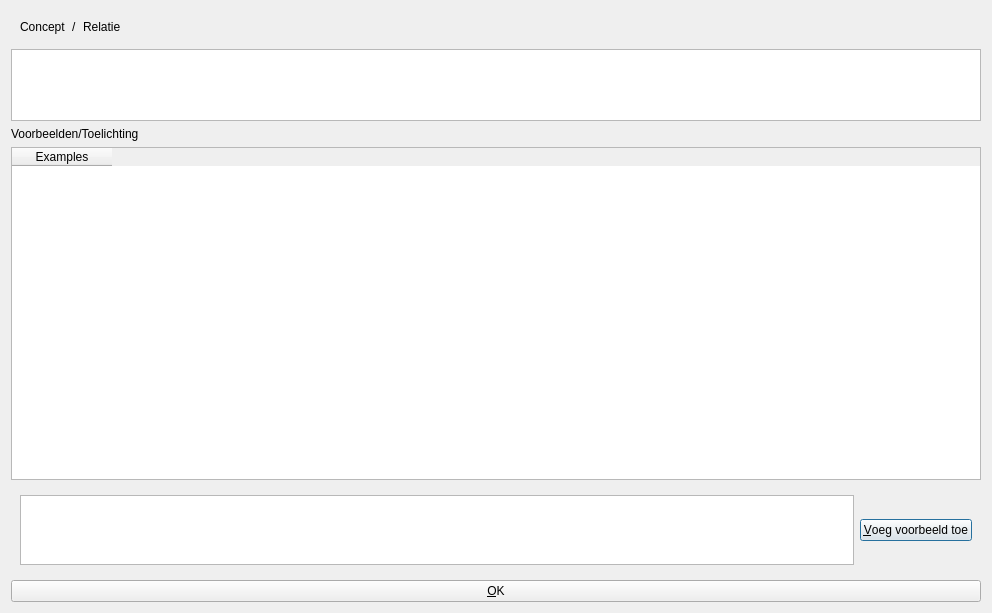
This is qtconceptmapconcepteditdialog.ui in richelbilderbeek/QtConceptMap as Qt 5 draws it before an edit. The edited form follows.
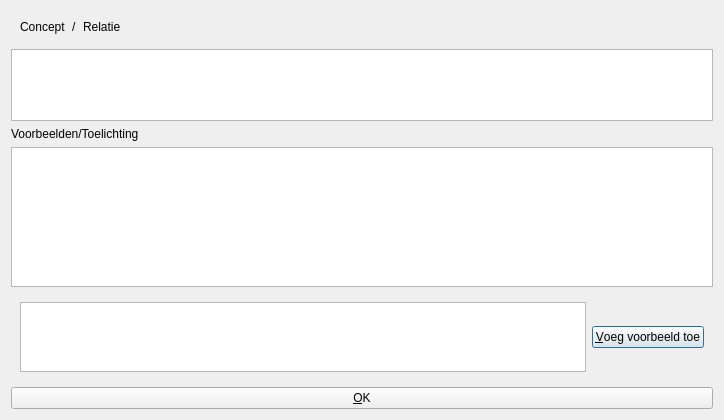
This is the edited form.

Commit message: Numbered examples, progress in #157

```diff
--- a/qtconceptmapconcepteditdialog.ui
+++ b/qtconceptmapconcepteditdialog.ui
@@ -6,8 +6,8 @@
    <rect>
     <x>0</x>
     <y>0</y>
-    <width>992</width>
-    <height>613</height>
+    <width>724</width>
+    <height>420</height>
    </rect>
   </property>
   <property name="windowTitle">
@@ -78,6 +78,36 @@
    </item>
    <item>
     <widget class="QTableWidget" name="list_examples">
+     <property name="verticalScrollBarPolicy">
+      <enum>Qt::ScrollBarAlwaysOff</enum>
+     </property>
+     <property name="horizontalScrollBarPolicy">
+      <enum>Qt::ScrollBarAlwaysOff</enum>
+     </property>
+     <property name="sizeAdjustPolicy">
+      <enum>QAbstractScrollArea::AdjustToContents</enum>
+     </property>
+     <property name="tabKeyNavigation">
+      <bool>false</bool>
+     </property>
+     <property name="alternatingRowColors">
+      <bool>true</bool>
+     </property>
+     <property name="textElideMode">
+      <enum>Qt::ElideNone</enum>
+     </property>
+     <property name="wordWrap">
+      <bool>true</bool>
+     </property>
+     <attribute name="horizontalHeaderVisible">
+      <bool>false</bool>
+     </attribute>
+     <attribute name="horizontalHeaderStretchLastSection">
+      <bool>true</bool>
+     </attribute>
+     <attribute name="verticalHeaderCascadingSectionResizes">
+      <bool>false</bool>
+     </attribute>
      <column>
       <property name="text">
        <string>Examples</string>
```
The commit also changes 1 other file.
